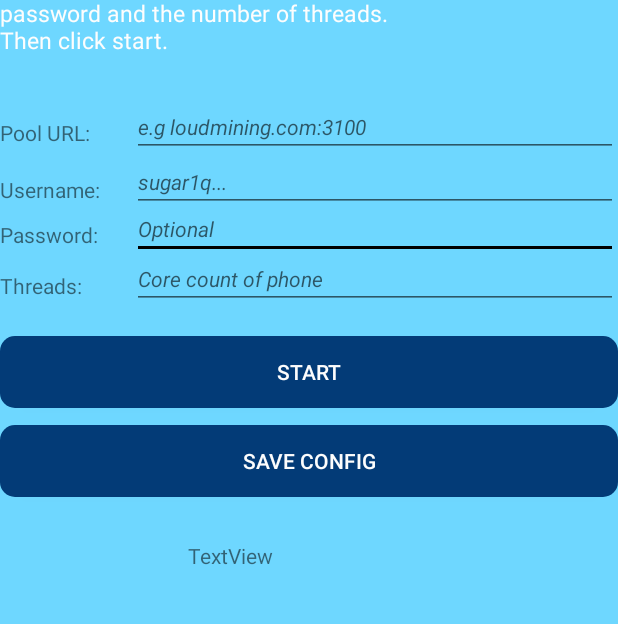
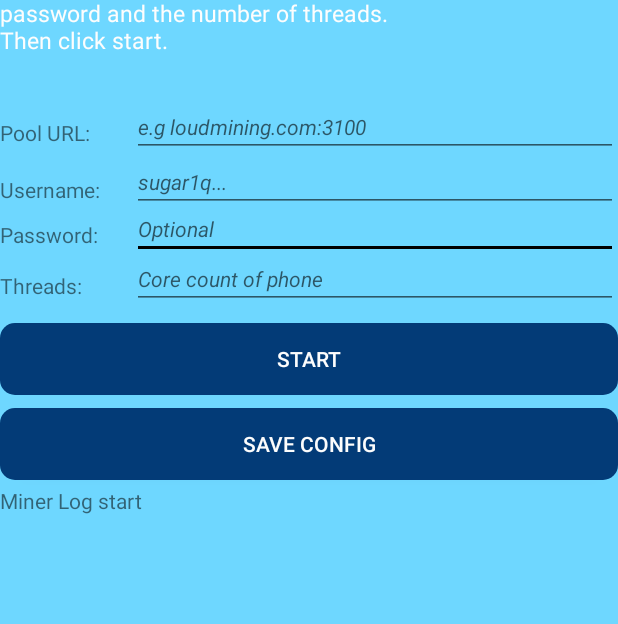
Before and after one commit to Nugetzrul3/Sugarchain-Android-Miner, an Android app: the screen it shows after launch (MainActivity), on a phone screen of 412 x 824 dp, the part 198-822 px from its top. Run offline under Robolectric (Android 15) with nearby library versions, the light colour scheme and no system bars.

Commit message:
Fix issue with bottom TextView and button positioning on smaller phones

```diff
--- a/app/src/main/res/layout/activity_main.xml
+++ b/app/src/main/res/layout/activity_main.xml
@@ -19,8 +19,8 @@
         app:layout_constraintHorizontal_bias="0.0"
         app:layout_constraintLeft_toLeftOf="parent"
         app:layout_constraintRight_toRightOf="parent"
-        app:layout_constraintTop_toTopOf="parent"
-        app:layout_constraintVertical_bias="0.417" />
+        app:layout_constraintTop_toBottomOf="@+id/textView5"
+        app:layout_constraintVertical_bias="0.028" />
 
     <TextView
         android:id="@+id/textView5"
@@ -80,8 +80,8 @@
         app:layout_constraintHorizontal_bias="0.0"
         app:layout_constraintLeft_toLeftOf="parent"
         app:layout_constraintRight_toRightOf="parent"
-        app:layout_constraintTop_toTopOf="parent"
-        app:layout_constraintVertical_bias="0.499" />
+        app:layout_constraintTop_toBottomOf="@+id/button"
+        app:layout_constraintVertical_bias="0.022" />
 
     <EditText
         android:id="@+id/editText2"
@@ -190,13 +190,15 @@
 
     <TextView
         android:id="@+id/textView6"
-        android:layout_width="160dp"
-        android:layout_height="132dp"
-        android:text="TextView"
+        android:layout_width="match_parent"
+        android:layout_height="match_parent"
+        android:layout_marginTop="400dp"
+        android:layout_marginBottom="30dp"
+        android:text="Miner Log start"
         app:layout_constraintBottom_toBottomOf="parent"
         app:layout_constraintEnd_toEndOf="parent"
         app:layout_constraintHorizontal_bias="0.498"
         app:layout_constraintStart_toStartOf="parent"
-        app:layout_constraintTop_toTopOf="parent"
-        app:layout_constraintVertical_bias="0.687" />
+        app:layout_constraintTop_toBottomOf="@+id/button3"
+        app:layout_constraintVertical_bias="0.207" />
 </androidx.constraintlayout.widget.ConstraintLayout>
```
Also changed, not shown: app/src/main/assets/config.json (deleted).
